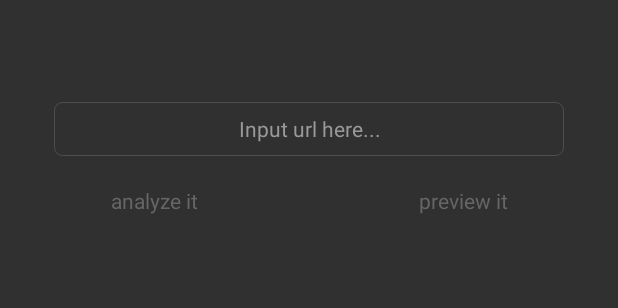
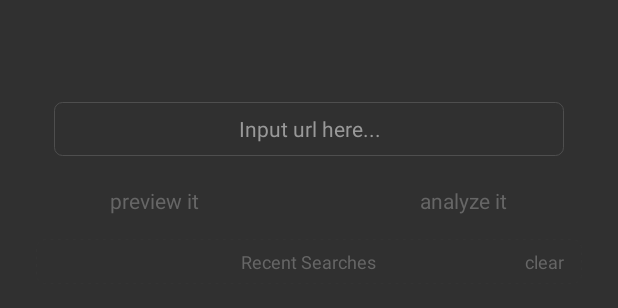
Before and after one commit to slowguy/slowGrab, an Android app: the layout fragment_start.xml on its own in the app's theme, with its tools: preview values and no code run, on a phone screen of 412 x 824 dp. Shown: the top 308 px of the screen. Run offline under Robolectric (Android 15) with nearby library versions, the phone set to English and light mode, and no system bars; plain views replace SpinKitView.

Commit message:
basic function

```diff
--- a/app/src/main/java/com/bnb/grab/presenter/IStartPresenter.kt
+++ b/app/src/main/java/com/bnb/grab/presenter/IStartPresenter.kt
@@ -5,6 +5,10 @@ package com.bnb.grab.presenter
  */
 interface IStartPresenter {
 
-    fun startAnalyze(url: String)
+    fun startAnalyze(tag: String, url: String)
+
+    fun saveHistory(url: String)
+
+    fun getHistory(): List<String>
 
 }
--- a/app/src/main/java/com/bnb/grab/view/IStartView.kt
+++ b/app/src/main/java/com/bnb/grab/view/IStartView.kt
@@ -13,6 +13,7 @@ interface IStartView {
 
     fun showLoading(show: Boolean)
 
-    fun analyzeDone(doc: Document,url: String?)
+    fun analyzeDone(tag: String, doc: Document?, url: String?)
 
+    fun setHistoryLayout()
 }
--- /dev/null
+++ b/app/src/main/res/drawable/sp_history_bg.xml
@@ -0,0 +1,11 @@
+<?xml version="1.0" encoding="utf-8"?>
+<shape xmlns:android="http://schemas.android.com/apk/res/android">
+
+    <corners android:radius="6dp"/>
+    <stroke
+        android:width="1px"
+        android:color="#333"
+        android:dashGap="3dp"
+        android:dashWidth="2dp"/>
+
+</shape>
--- a/app/src/main/res/layout/activity_doc_detail.xml
+++ b/app/src/main/res/layout/activity_doc_detail.xml
@@ -12,7 +12,7 @@
         android:layout_width="match_parent"
         android:layout_height="wrap_content"
         app:h_back_show="true"
-        app:h_desc_text="WebDetail"
+        app:h_desc_text="Detail"
         app:h_tx_color="@color/white"/>
 
     <LinearLayout
--- a/app/src/main/res/layout/fragment_start.xml
+++ b/app/src/main/res/layout/fragment_start.xml
@@ -16,7 +16,7 @@
             android:id="@+id/editUrl"
             android:layout_width="match_parent"
             android:layout_height="match_parent"
-            android:background="@drawable/bg_edit_url"
+            android:background="@drawable/sp_edit_url_bg"
             android:gravity="center"
             android:hint="Input url here..."
             android:inputType="textUri"
@@ -26,7 +26,7 @@
             android:textSize="14sp"/>
 
         <ImageView
-            android:id="@+id/imgClear"
+            android:id="@+id/urlClear"
             android:layout_width="wrap_content"
             android:layout_height="wrap_content"
             android:layout_alignParentRight="true"
@@ -40,11 +40,21 @@
     </RelativeLayout>
 
     <LinearLayout
+        android:id="@+id/action_layout"
         android:layout_width="match_parent"
         android:layout_height="40dp"
         android:layout_below="@id/urlLayout"
         android:layout_marginTop="10dp"
         android:orientation="horizontal">
+
+        <TextView
+            android:id="@+id/preview"
+            android:layout_width="0dp"
+            android:layout_height="match_parent"
+            android:layout_weight="1"
+            android:gravity="center"
+            android:text="preview it"
+            android:textColor="#666"/>
 
         <TextView
             android:id="@+id/analyze"
@@ -55,14 +65,47 @@
             android:text="analyze it"
             android:textColor="#666"/>
 
-        <TextView
-            android:id="@+id/preview"
-            android:layout_width="0dp"
-            android:layout_height="match_parent"
-            android:layout_weight="1"
-            android:gravity="center"
-            android:text="preview it"
-            android:textColor="#666"/>
+    </LinearLayout>
+
+    <LinearLayout
+        android:id="@+id/historyLayout"
+        android:layout_width="match_parent"
+        android:layout_height="wrap_content"
+        android:layout_below="@id/action_layout"
+        android:layout_marginLeft="24dp"
+        android:layout_marginRight="24dp"
+        android:layout_marginTop="5dp"
+        android:background="@drawable/sp_history_bg"
+        android:gravity="center_horizontal"
+        android:orientation="vertical"
+        android:visibility="visible">
+
+        <RelativeLayout
+            android:layout_width="match_parent"
+            android:layout_height="30dp">
+
+            <TextView
+                android:layout_width="wrap_content"
+                android:layout_height="wrap_content"
+                android:layout_centerInParent="true"
+                android:text="Recent Searches"
+                android:textColor="#666"
+                android:textSize="12sp"/>
+
+            <TextView
+                android:id="@+id/clear"
+                android:layout_width="wrap_content"
+                android:layout_height="wrap_content"
+                android:layout_alignParentRight="true"
+                android:layout_centerVertical="true"
+                android:layout_marginBottom="5dp"
+                android:layout_marginRight="12dp"
+                android:layout_marginTop="5dp"
+                android:text="clear"
+                android:textColor="#666"
+                android:textSize="12sp"/>
+
+        </RelativeLayout>
 
     </LinearLayout>
 
```
Also changed, not shown: app/src/main/java/com/bnb/grab/common/BaseView.kt (added, +10 -0 lines), app/src/main/java/com/bnb/grab/interface/CustomTextWatcher.kt (added, +23 -0 lines), app/src/main/java/com/bnb/grab/presenter/impl/StartPresenter.kt (+32 -5 lines), app/src/main/java/com/bnb/grab/ui/fragment/StartFragment.kt (+87 -22 lines), app/src/main/java/com/bnb/grab/ui/fragment/ViewFragment.kt (+16 -2 lines), app/src/main/java/com/bnb/grab/utils/SpUtils.kt (added, +22 -0 lines), app/src/main/java/com/bnb/grab/utils/Utils.kt (+20 -9 lines), app/src/main/java/com/bnb/grab/view/IDetailView.kt (added, +17 -0 lines), app/src/main/java/com/bnb/grab/widget/CustomHistoryLayout.kt (added, +74 -0 lines), app/src/main/res/layout/fragment_view.xml (+16 -6 lines), app/src/main/res/layout/layout_custom_history.xml (added, +29 -0 lines), app/src/main/res/drawable/sp_edit_url_bg.xml (renamed from app/src/main/res/drawable/bg_edit_url.xml), app/src/main/res/mipmap-xxhdpi/del.png (added).
